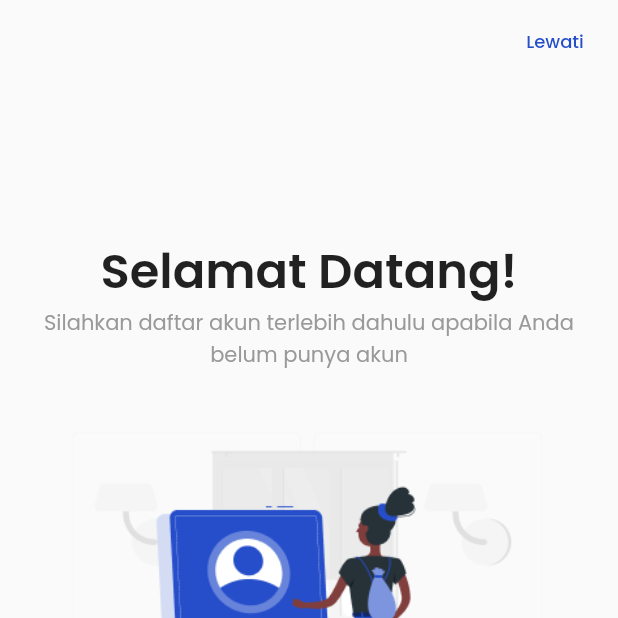
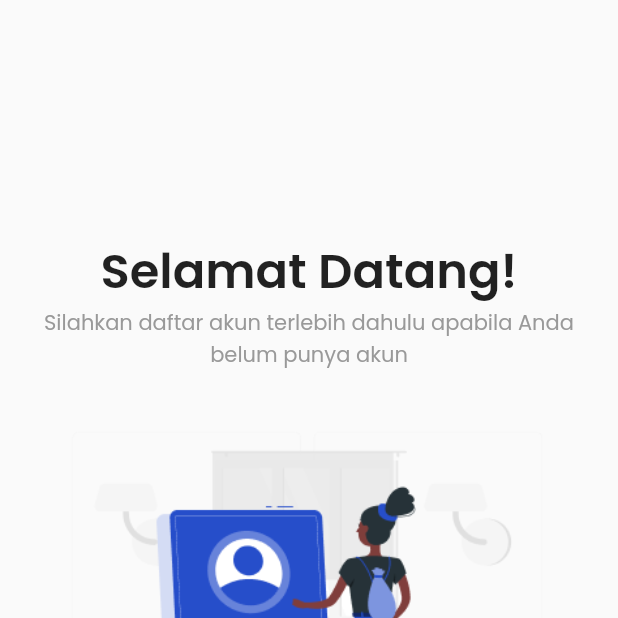
Before and after one commit to Kelompok-17-Capstone/mobile_flutter, a Flutter app: the screen it shows after launch, on a phone screen of 412 x 824 dp, the top half of it. Run offline on Flutter 3.47's test engine with Material 2 defaults, Android fonts, the phone set to English and light mode, and no system bars; our stand-ins replace barcode_widget, flutter_dotenv, shared_preferences; accounts and stored records are empty.

Commit message:
disable skip button temporarily

```diff
--- a/lib/views/dashboard/welcome_view.dart
+++ b/lib/views/dashboard/welcome_view.dart
@@ -11,16 +11,16 @@ class WelcomeView extends StatelessWidget {
         elevation: 0,
         backgroundColor: Colors.transparent,
         actions: [
-          Padding(
-            padding: const EdgeInsets.symmetric(horizontal: 10),
-            child: TextButton(
-              onPressed: () {
-                Navigator.pushReplacementNamed(context, '/dashboard');
-              },
-              child: const Text('Lewati',
-                  style: TextStyle(fontSize: 12, color: Color(0xFF264ECA))),
-            ),
-          )
+          // Padding(
+          //   padding: const EdgeInsets.symmetric(horizontal: 10),
+          //   child: TextButton(
+          //     onPressed: () {
+          //       Navigator.pushReplacementNamed(context, '/dashboard');
+          //     },
+          //     child: const Text('Lewati',
+          //       style: TextStyle(fontSize: 12, color: Color(0xFF264ECA))),
+          //   ),
+          // )
         ],
       ),
       body: Padding(
```
